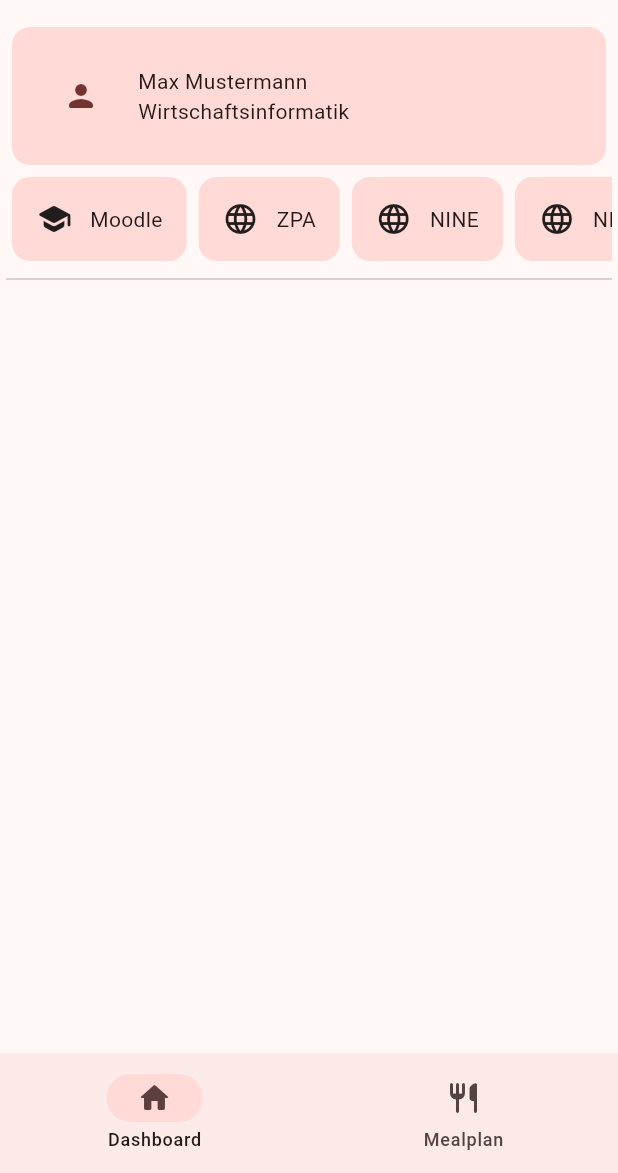
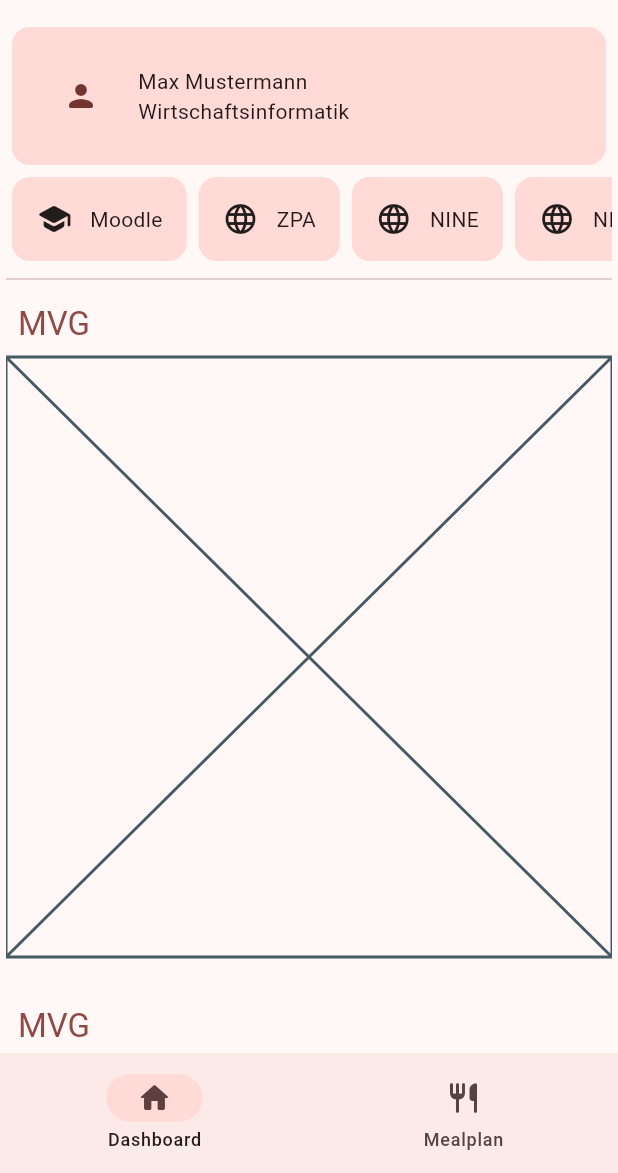
Before and after one commit to dev-redcube/betterHM, a Flutter app: the screen it shows after launch, on a phone screen of 412 x 824 dp, the part 63-1236 px from its top. Run offline on Flutter 3.47's test engine with Material 2 defaults, Android fonts, the phone set to English and light mode, and no system bars; drawn by our look-alikes of dynamic_color; our stand-ins replace dio, firebase_core, firebase_crashlytics, get_it, go_router, isar and 3 more; missing offline and left inert: dio_cache_interceptor, flutter_inappwebview; accounts and stored records are empty; generated files the repository leaves out were written again; statements that could not run were skipped.

Commit message:
more dashboard

```diff
--- a/lib/home/dashboard/dashboard_screen.dart
+++ b/lib/home/dashboard/dashboard_screen.dart
@@ -1,3 +1,4 @@
+import 'package:better_hm/home/dashboard/sections/mvg_section.dart';
 import 'package:better_hm/home/dashboard/student_information.dart';
 import 'package:flutter/material.dart';
 
@@ -12,6 +13,8 @@ class DashboardScreen extends StatelessWidget {
         children: const [
           TopInformation(),
           Divider(),
+          MvgSection(),
+          MvgSection(),
         ],
       ),
     );
--- /dev/null
+++ b/lib/home/dashboard/dashboard_section.dart
@@ -0,0 +1,36 @@
+import 'package:better_hm/shared/extensions/extensions_context.dart';
+import 'package:flutter/material.dart';
+
+class DashboardSection extends StatelessWidget {
+  final String title;
+  final Widget child;
+
+  const DashboardSection({
+    super.key,
+    required this.title,
+    required this.child,
+  });
+
+  @override
+  Widget build(BuildContext context) {
+    return Padding(
+      padding: const EdgeInsets.only(bottom: 24),
+      child: Column(
+        mainAxisSize: MainAxisSize.min,
+        crossAxisAlignment: CrossAxisAlignment.start,
+        children: [
+          Padding(
+            padding: const EdgeInsets.all(8.0),
+            child: Text(
+              title,
+              style: context.theme.textTheme.titleLarge?.copyWith(
+                color: context.theme.colorScheme.primary,
+              ),
+            ),
+          ),
+          child
+        ],
+      ),
+    );
+  }
+}
--- /dev/null
+++ b/lib/home/dashboard/sections/mvg_section.dart
@@ -0,0 +1,14 @@
+import 'package:better_hm/home/dashboard/dashboard_section.dart';
+import 'package:flutter/material.dart';
+
+class MvgSection extends StatelessWidget {
+  const MvgSection({super.key});
+
+  @override
+  Widget build(BuildContext context) {
+    return const DashboardSection(
+      title: 'MVG',
+      child: Placeholder(),
+    );
+  }
+}
```
